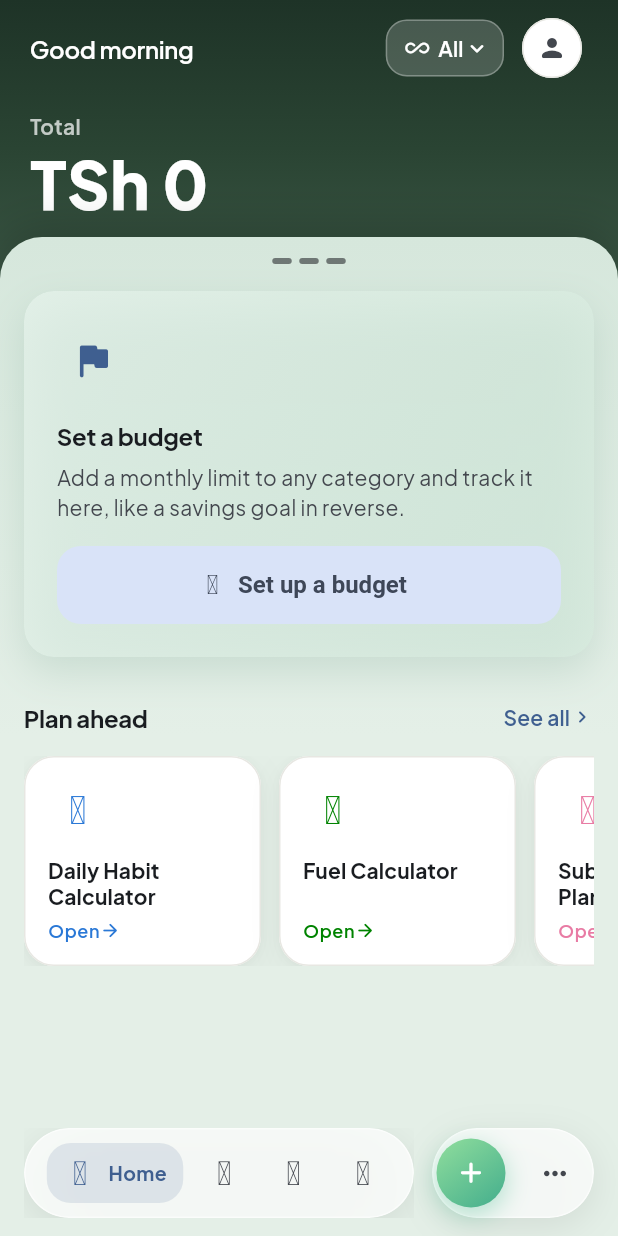
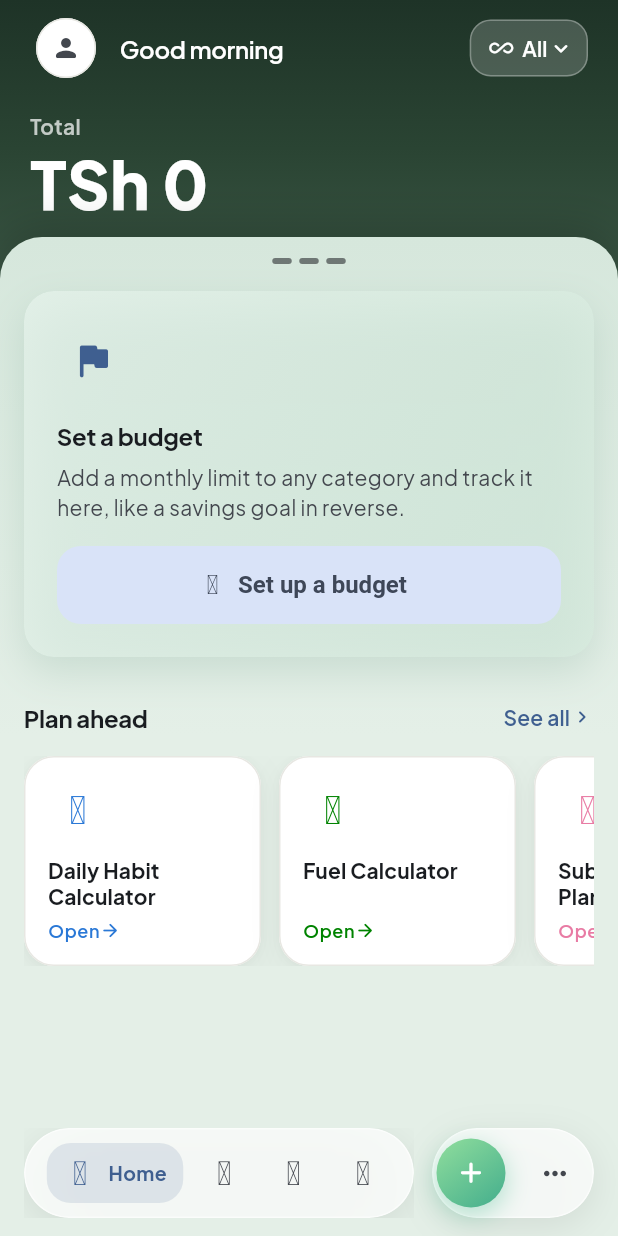
Before and after one commit to RashidJK/Budget-App, a Flutter app: the screen it shows after launch, on a phone screen of 412 x 824 dp. Run offline on Flutter 3.47's test engine with Material 3 defaults, Android fonts, the phone set to English and light mode, and no system bars; our stand-ins replace fl_chart, image_picker, shared_preferences; missing offline and left inert: google_mlkit_text_recognition, home_widget.

Commit message:
Move the header avatar to the left
Lead the dashboard header with the avatar (the manage entry) on the left,
then the greeting, with the profile pill trailing on the right.

Co-Authored-By: Claude Opus 4.8 <noreply@anthropic.com>

```diff
--- a/lib/screens/tracker/dashboard.dart
+++ b/lib/screens/tracker/dashboard.dart
@@ -612,20 +612,7 @@ class _TopBar extends StatelessWidget {
 
     return Row(
       children: [
-        // Just the greeting now — the headline is the Total figure below it.
-        Expanded(
-          child: Text(
-            _greeting(),
-            style: theme.textTheme.titleMedium?.copyWith(
-              color: Colors.white,
-              fontWeight: FontWeight.w600,
-            ),
-            maxLines: 1,
-            overflow: TextOverflow.ellipsis,
-          ),
-        ),
-        if (hasProfiles) ...[const _ProfilePill(), const SizedBox(width: 8)],
-        // Avatar-style entry to categories, budgets & profiles.
+        // Avatar-style entry to categories, budgets & profiles — leads the row.
         IconButton(
           onPressed: () => ManageScreen.open(context),
           tooltip: 'Categories, budgets & profiles',
@@ -638,6 +625,20 @@ class _TopBar extends StatelessWidget {
           ),
           icon: const Icon(Icons.person_rounded, size: 20),
         ),
+        const SizedBox(width: 12),
+        // The greeting — the headline is the Total figure below it.
+        Expanded(
+          child: Text(
+            _greeting(),
+            style: theme.textTheme.titleMedium?.copyWith(
+              color: Colors.white,
+              fontWeight: FontWeight.w600,
+            ),
+            maxLines: 1,
+            overflow: TextOverflow.ellipsis,
+          ),
+        ),
+        if (hasProfiles) const _ProfilePill(),
       ],
     );
   }
```
